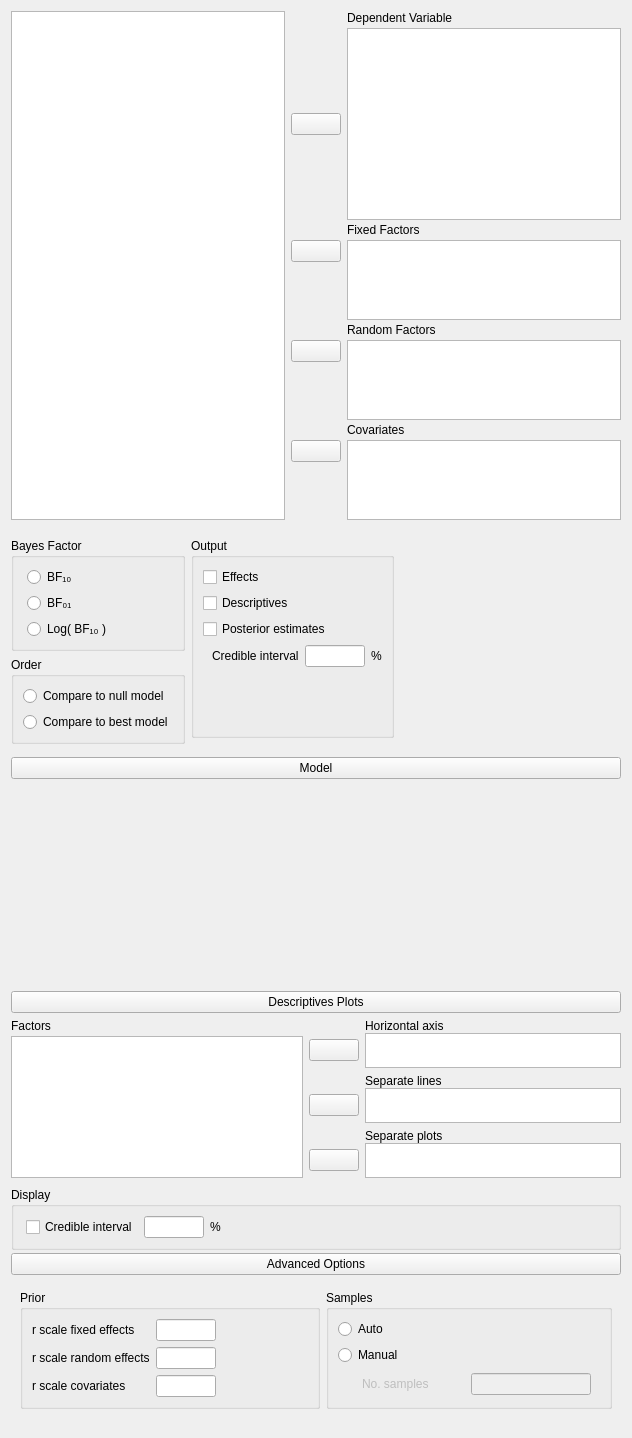
jasp-stats/jasp-desktop, file JASP-Desktop/analysisforms/ancovabayesianform.ui: the form before one commit.
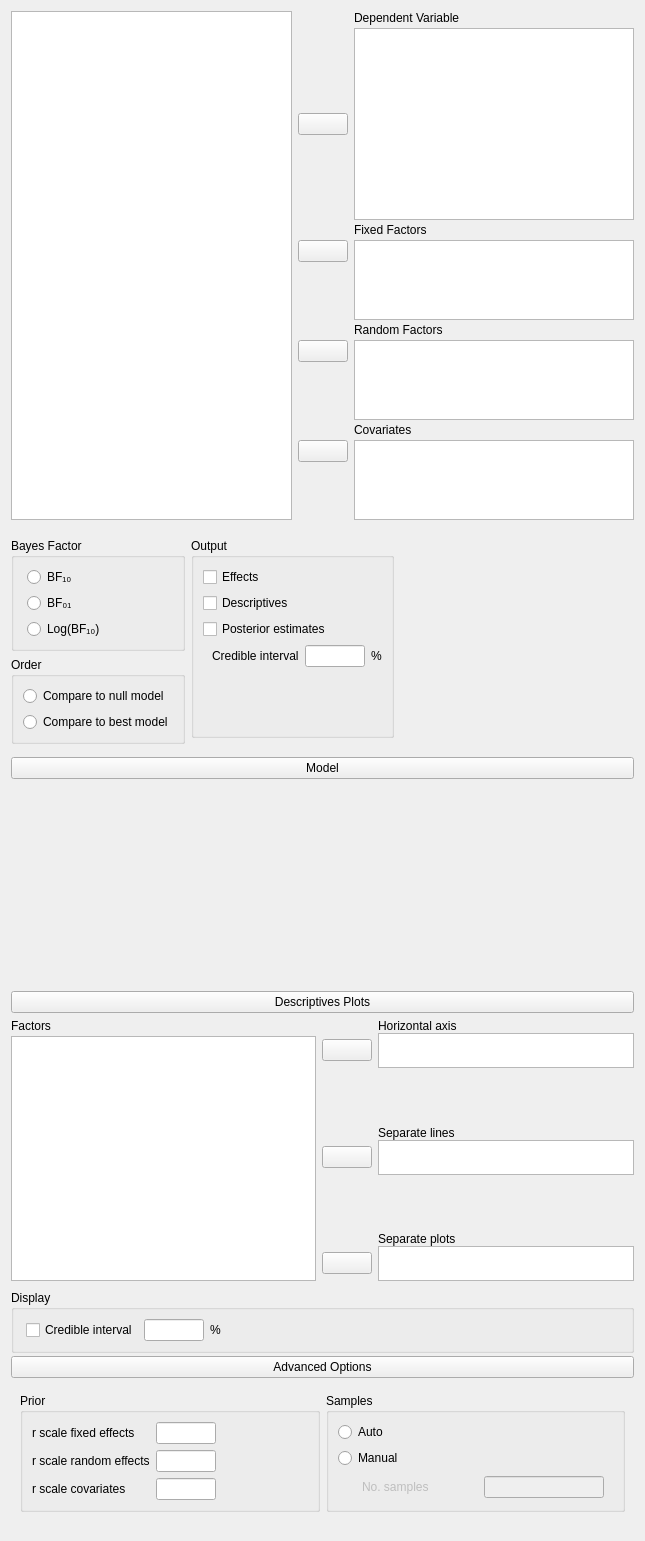
The form after the commit. Custom widgets are drawn as their Qt base class.

```diff
--- a/JASP-Desktop/analysisforms/ancovabayesianform.ui
+++ b/JASP-Desktop/analysisforms/ancovabayesianform.ui
@@ -6,8 +6,8 @@
    <rect>
     <x>0</x>
     <y>0</y>
-    <width>632</width>
-    <height>1380</height>
+    <width>645</width>
+    <height>1541</height>
    </rect>
   </property>
   <property name="sizePolicy">
@@ -1381,7 +1381,7 @@
                </sizepolicy>
               </property>
               <property name="text">
-               <string>Log( BF₁₀ )</string>
+               <string>Log(BF₁₀)</string>
               </property>
              </widget>
             </item>
```
Left out of the diff: 4 changed lines with no effect on the pictures.
